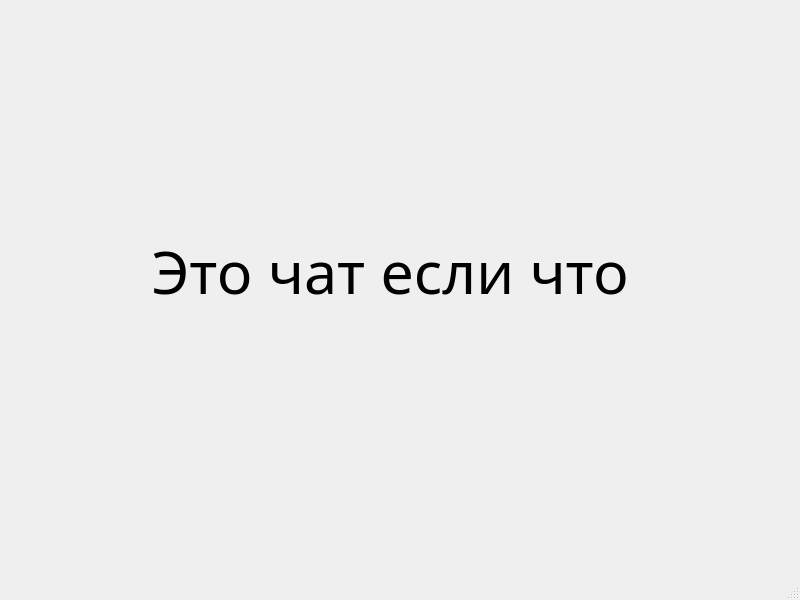
Qt form PesterChum/mainwindow.ui (S032/PesterChum) before a commit.
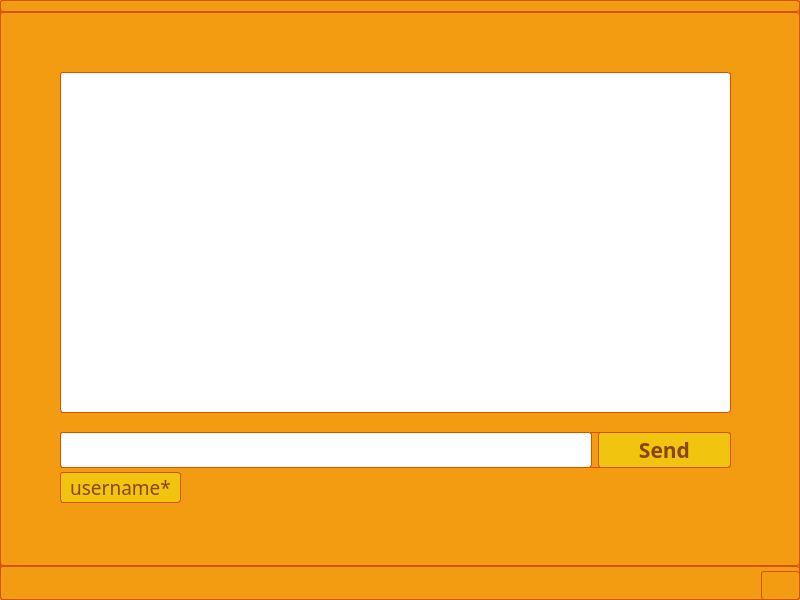
The same form after that commit.

```diff
--- a/PesterChum/mainwindow.ui
+++ b/PesterChum/mainwindow.ui
@@ -19,29 +19,128 @@
   <property name="windowTitle">
    <string>MainWindow</string>
   </property>
+  <property name="styleSheet">
+   <string notr="true">
+    background-color: #f39c12;
+    color: #ffffff;
+    border: 1px solid #d35400;
+    padding: 5px 10px;
+    border-radius: 3px;</string>
+  </property>
   <widget class="QWidget" name="centralwidget">
+   <widget class="QListView" name="listView">
+    <property name="geometry">
+     <rect>
+      <x>60</x>
+      <y>60</y>
+      <width>671</width>
+      <height>341</height>
+     </rect>
+    </property>
+    <property name="font">
+     <font>
+      <family>Bahnschrift</family>
+      <pointsize>12</pointsize>
+     </font>
+    </property>
+    <property name="styleSheet">
+     <string notr="true">QListView {
+	background-color: #ffffff;
+	color: #000000
+}</string>
+    </property>
+   </widget>
    <widget class="QLabel" name="label">
     <property name="geometry">
      <rect>
-      <x>120</x>
-      <y>220</y>
-      <width>541</width>
-      <height>101</height>
+      <x>60</x>
+      <y>460</y>
+      <width>121</width>
+      <height>31</height>
      </rect>
     </property>
     <property name="font">
      <font>
       <family>Bahnschrift</family>
-      <pointsize>44</pointsize>
+      <pointsize>14</pointsize>
      </font>
     </property>
+    <property name="styleSheet">
+     <string notr="true">background-color: #f1c40f;
+color: #8B4513
+</string>
+    </property>
     <property name="text">
-     <string>Это чат если что</string>
+     <string>username*</string>
     </property>
     <property name="alignment">
      <set>Qt::AlignCenter</set>
     </property>
    </widget>
+   <widget class="QWidget" name="layoutWidget">
+    <property name="geometry">
+     <rect>
+      <x>60</x>
+      <y>420</y>
+      <width>671</width>
+      <height>36</height>
+     </rect>
+    </property>
+    <layout class="QHBoxLayout" name="horizontalLayout">
+     <item>
+      <widget class="QLineEdit" name="lineEdit">
+       <property name="sizePolicy">
+        <sizepolicy hsizetype="Expanding" vsizetype="Preferred">
+         <horstretch>4</horstretch>
+         <verstretch>0</verstretch>
+        </sizepolicy>
+       </property>
+       <property name="font">
+        <font>
+         <family>Bahnschrift</family>
+         <pointsize>12</pointsize>
+        </font>
+       </property>
+       <property name="styleSheet">
+        <string notr="true">background-color: #ffffff;
+color: #000000</string>
+       </property>
+      </widget>
+     </item>
+     <item>
+      <widget class="QPushButton" name="pushButton">
+       <property name="sizePolicy">
+        <sizepolicy hsizetype="Preferred" vsizetype="Preferred">
+         <horstretch>1</horstretch>
+         <verstretch>0</verstretch>
+        </sizepolicy>
+       </property>
+       <property name="font">
+        <font>
+         <family>Bahnschrift</family>
+         <pointsize>16</pointsize>
+         <bold>true</bold>
+        </font>
+       </property>
+       <property name="styleSheet">
+        <string notr="true">QPushButton {
+background-color: #f1c40f;
+color: #8B4513;
+}
+
+QPushButton:hover {
+background-color: #FFFF00;
+color: #8B4513;
+}
+</string>
+       </property>
+       <property name="text">
+        <string>Send</string>
+       </property>
+      </widget>
+     </item>
+    </layout>
+   </widget>
   </widget>
   <widget class="QMenuBar" name="menubar">
    <property name="geometry">
@@ -49,7 +148,7 @@
      <x>0</x>
      <y>0</y>
      <width>800</width>
-     <height>18</height>
+     <height>33</height>
     </rect>
    </property>
   </widget>
```
